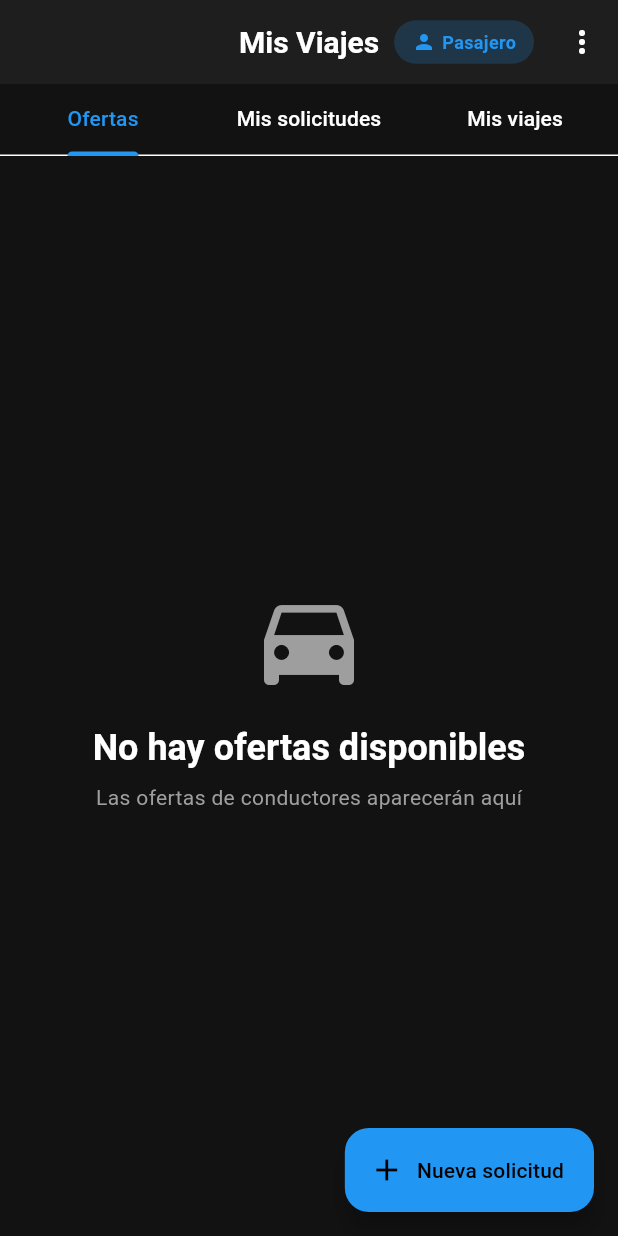
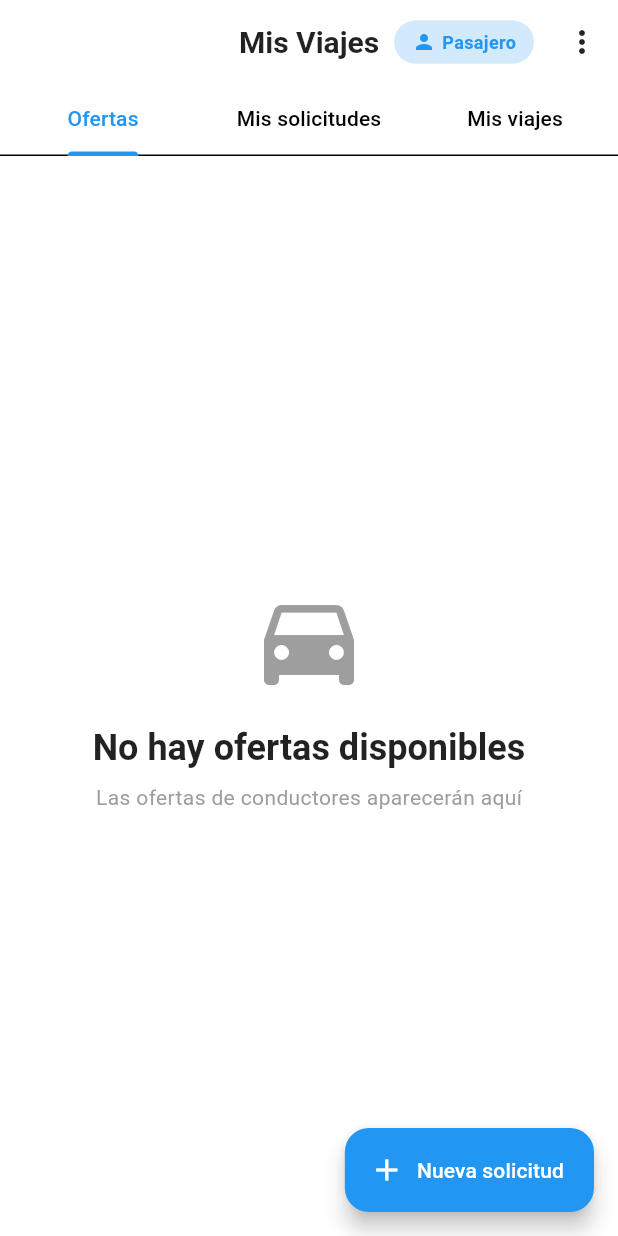
Before and after one commit to didacmir/DrinkDriveApp, a Flutter app: the screen it shows once a user with an empty profile is signed in, on a phone screen of 412 x 824 dp. Run offline on Flutter 3.47's test engine with Material 3 defaults, Android fonts, the phone set to English and light mode, and no system bars; our stand-ins replace cloud_firestore, firebase_auth, firebase_core; accounts and stored records are empty.

Commit message:
Use light theme and shorten SnackBar durations
Convert app theme from dark to light (update brightness, colorScheme, scaffold/appBar/card/input/text colors and card elevation/shadow). Standardize SnackBar behavior by reducing default duration to 1500ms, adding explicit durations in profile/ride/role screens, removing the default OK action in the SnackBar helper, and enabling horizontal dismiss. Update Firebase hosting cache (build artifact) accordingly.

```diff
--- a/dd_app/lib/core/theme.dart
+++ b/dd_app/lib/core/theme.dart
@@ -1,32 +1,33 @@
 import 'package:flutter/material.dart';
 
-/// Tema oscuro para la app DD (app nocturna)
+/// Tema claro para la app DD
 class AppTheme {
   static ThemeData get darkTheme {
     return ThemeData(
       useMaterial3: true,
-      brightness: Brightness.dark,
-      colorScheme: ColorScheme.dark(
+      brightness: Brightness.light,
+      colorScheme: ColorScheme.light(
         primary: Colors.blue,
         secondary: Colors.lightBlueAccent,
-        surface: const Color(0xFF1E1E1E),
-        background: const Color(0xFF121212),
+        surface: Colors.white,
         error: Colors.redAccent,
       ),
-      scaffoldBackgroundColor: const Color(0xFF121212),
+      scaffoldBackgroundColor: Colors.white,
       appBarTheme: const AppBarTheme(
-        backgroundColor: Color(0xFF1E1E1E),
+        backgroundColor: Colors.white,
         elevation: 0,
         centerTitle: true,
+        iconTheme: IconThemeData(color: Colors.black87),
         titleTextStyle: TextStyle(
-          color: Colors.white,
+          color: Colors.black87,
           fontSize: 20,
           fontWeight: FontWeight.bold,
         ),
       ),
       cardTheme: CardThemeData(
-        color: const Color(0xFF2D2D2D),
-        elevation: 4,
+        color: Colors.white,
+        elevation: 2,
+        shadowColor: Colors.black12,
         shape: RoundedRectangleBorder(
           borderRadius: BorderRadius.circular(16),
         ),
@@ -47,7 +48,7 @@ class AppTheme {
       ),
       inputDecorationTheme: InputDecorationTheme(
         filled: true,
-        fillColor: const Color(0xFF2D2D2D),
+        fillColor: const Color(0xFFF5F5F5),
         border: OutlineInputBorder(
           borderRadius: BorderRadius.circular(12),
           borderSide: BorderSide.none,
@@ -61,17 +62,17 @@ class AppTheme {
       ),
       textTheme: const TextTheme(
         headlineLarge: TextStyle(
-          color: Colors.white,
+          color: Colors.black87,
           fontSize: 28,
           fontWeight: FontWeight.bold,
         ),
         headlineMedium: TextStyle(
-          color: Colors.white,
+          color: Colors.black87,
           fontSize: 24,
           fontWeight: FontWeight.bold,
         ),
         bodyLarge: TextStyle(
-          color: Colors.white,
+          color: Colors.black87,
           fontSize: 16,
         ),
         bodyMedium: TextStyle(
--- a/dd_app/lib/screens/profile_screen.dart
+++ b/dd_app/lib/screens/profile_screen.dart
@@ -79,6 +79,7 @@ class _ProfileScreenState extends State<ProfileScreen> {
           content: Text('Cambiado a ${newRole == 'driver' ? 'Conductor' : 'Pasajero'}'),
           behavior: SnackBarBehavior.floating,
           backgroundColor: Theme.of(context).colorScheme.primary,
+          duration: const Duration(milliseconds: 1500),
         ),
       );
     }
--- a/dd_app/lib/screens/ride_detail_screen.dart
+++ b/dd_app/lib/screens/ride_detail_screen.dart
@@ -290,7 +290,10 @@ class _RideDetailScreenState extends State<RideDetailScreen> {
 
     if (mounted) {
       ScaffoldMessenger.of(context).showSnackBar(
-        const SnackBar(content: Text('Gracias por tu puntuación')),
+        const SnackBar(
+          content: Text('Gracias por tu puntuación'),
+          duration: Duration(milliseconds: 1500),
+        ),
       );
       Navigator.pop(context);
     }
--- a/dd_app/lib/screens/role_selection_screen.dart
+++ b/dd_app/lib/screens/role_selection_screen.dart
@@ -45,7 +45,10 @@ class _RoleSelectionScreenState extends State<RoleSelectionScreen> {
     } catch (e) {
       if (mounted) {
         ScaffoldMessenger.of(context).showSnackBar(
-          SnackBar(content: Text('Error: ${e.toString()}')),
+          SnackBar(
+            content: Text('Error: ${e.toString()}'),
+            duration: const Duration(milliseconds: 1500),
+          ),
         );
       }
     } finally {
--- a/dd_app/lib/widgets/snackbar_helper.dart
+++ b/dd_app/lib/widgets/snackbar_helper.dart
@@ -47,7 +47,7 @@ class SnackBarHelper {
     required String message,
     required IconData icon,
     required Color backgroundColor,
-    Duration duration = const Duration(seconds: 3),
+    Duration duration = const Duration(milliseconds: 1500),
   }) {
     ScaffoldMessenger.of(context).hideCurrentSnackBar();
     ScaffoldMessenger.of(context).showSnackBar(
@@ -74,13 +74,7 @@ class SnackBarHelper {
         ),
         margin: const EdgeInsets.all(16),
         duration: duration,
-        action: SnackBarAction(
-          label: 'OK',
-          textColor: Colors.white,
-          onPressed: () {
-            ScaffoldMessenger.of(context).hideCurrentSnackBar();
-          },
-        ),
+        dismissDirection: DismissDirection.horizontal,
       ),
     );
   }
```
Also changed, not shown: 1 other file.
